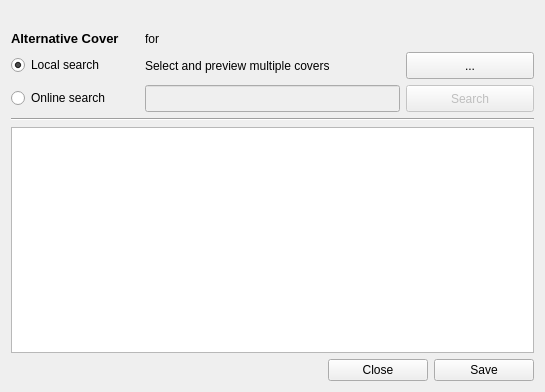
Above: branches/sayonara-885/src/GUI/alternate_covers/GUI_Alternate_Covers.ui from shahid334/sayonara-player before the change. Below: the same form after it.
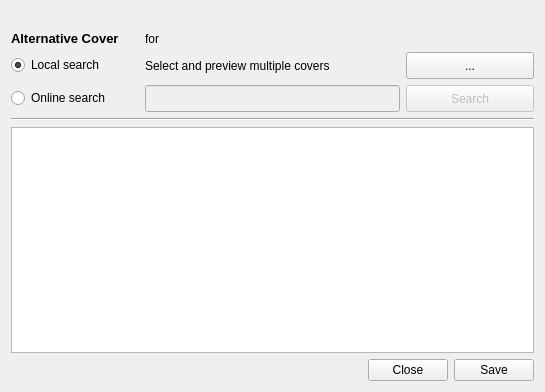
That is the form after the change. Icons and pictures are not drawn.

The edit to the form file:
```diff
--- a/branches/sayonara-885/src/GUI/alternate_covers/GUI_Alternate_Covers.ui
+++ b/branches/sayonara-885/src/GUI/alternate_covers/GUI_Alternate_Covers.ui
@@ -220,18 +220,18 @@
      </item>
      <item>
       <widget class="QPushButton" name="btn_cancel">
+       <property name="sizePolicy">
+        <sizepolicy hsizetype="Minimum" vsizetype="Minimum">
+         <horstretch>0</horstretch>
+         <verstretch>0</verstretch>
+        </sizepolicy>
+       </property>
        <property name="minimumSize">
         <size>
-         <width>100</width>
+         <width>80</width>
          <height>0</height>
         </size>
        </property>
-       <property name="maximumSize">
-        <size>
-         <width>100</width>
-         <height>16777215</height>
-        </size>
-       </property>
        <property name="focusPolicy">
         <enum>Qt::StrongFocus</enum>
        </property>
@@ -242,18 +242,18 @@
      </item>
      <item>
       <widget class="QPushButton" name="btn_save">
+       <property name="sizePolicy">
+        <sizepolicy hsizetype="Minimum" vsizetype="Minimum">
+         <horstretch>0</horstretch>
+         <verstretch>0</verstretch>
+        </sizepolicy>
+       </property>
        <property name="minimumSize">
         <size>
-         <width>100</width>
+         <width>80</width>
          <height>0</height>
         </size>
        </property>
-       <property name="maximumSize">
-        <size>
-         <width>100</width>
-         <height>16777215</height>
-        </size>
-       </property>
        <property name="focusPolicy">
         <enum>Qt::StrongFocus</enum>
        </property>
@@ -264,6 +264,12 @@
         <iconset resource="../Icons.qrc">
          <normaloff>:/icons/save.png</normaloff>:/icons/save.png</iconset>
        </property>
+       <property name="iconSize">
+        <size>
+         <width>16</width>
+         <height>16</height>
+        </size>
+       </property>
       </widget>
      </item>
     </layout>
```
Left out of the diff: 6 changed lines with no effect on the pictures.
